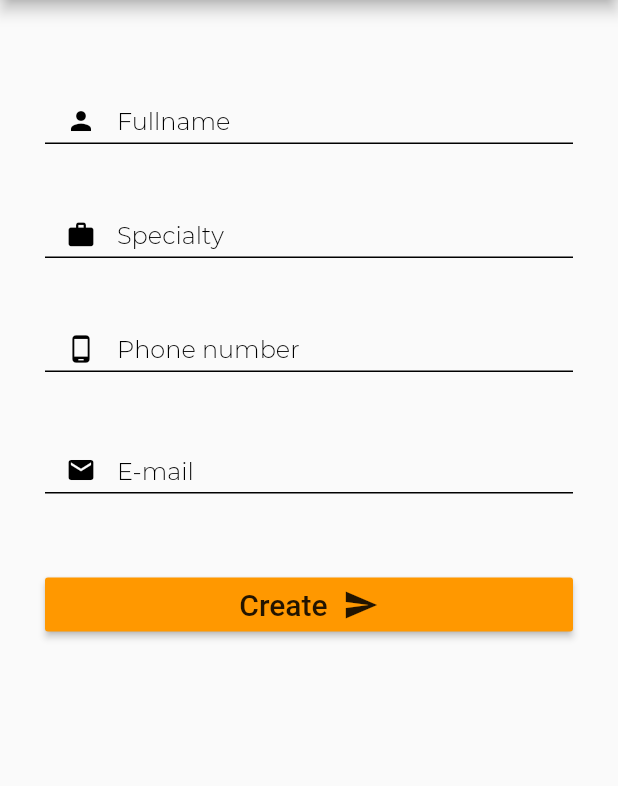
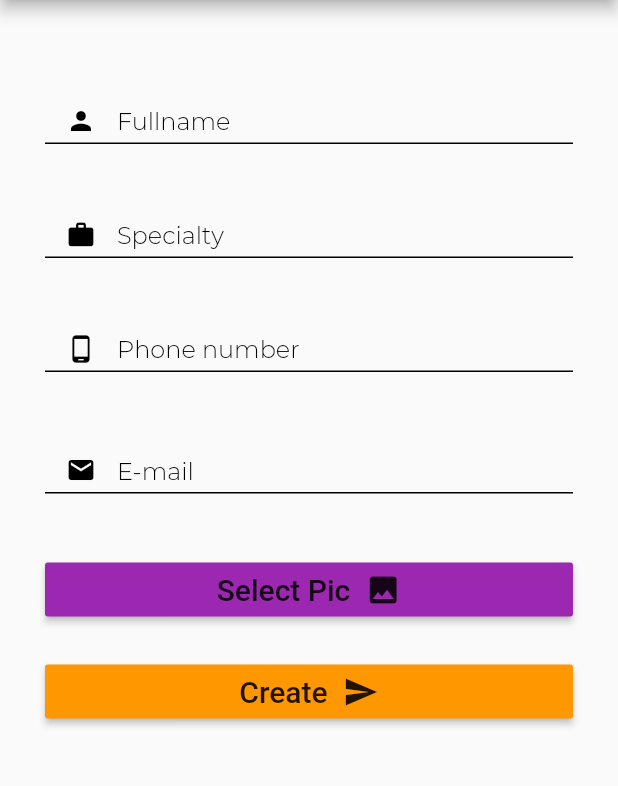
Before and after one commit to Nodenkey/mi_card, a Flutter app: the screen it shows after launch, on a phone screen of 412 x 824 dp, the part 84-870 px from its top. Run offline on Flutter 3.47's test engine with Material 2 defaults, Android fonts, the phone set to English and light mode, and no system bars; our stand-ins replace image_picker.

Commit message:
added edit function

```diff
--- a/lib/pages/details.dart
+++ b/lib/pages/details.dart
@@ -1,4 +1,7 @@
+import 'dart:io';
+
 import 'package:flutter/material.dart';
+import 'package:image_picker/image_picker.dart';
 import 'package:mi_card/pages/display.dart';
 
 class Details extends StatefulWidget {
@@ -17,6 +20,9 @@ class _DetailsState extends State<Details> {
   var job = '';
   var num = '';
   var mail = '';
+  File imageFile;
+
+  var _pic = 'Select Pic';
 
   void onBtnPressed() {
     if (!_formKey.currentState.validate()) {
@@ -26,8 +32,19 @@ class _DetailsState extends State<Details> {
           context,
           MaterialPageRoute(
               builder: (BuildContext context) =>
-                  Display(name, job, num, mail)));
+                  Display(name, job, num, mail, imageFile)));
     }
+  }
+
+  _pickImage(BuildContext context) async {
+    imageFile = await ImagePicker.pickImage(source: ImageSource.gallery);
+    this.setState(() {
+      if (imageFile == null) {
+        print('nothing selected');
+      } else {
+        _pic = 'Pic Selected';
+      }
+    });
   }
 
   @override
@@ -164,7 +181,7 @@ class _DetailsState extends State<Details> {
                       fontFamily: 'Montserrat'),
                   textInputAction: TextInputAction.next,
                   maxLines: 1,
-                  keyboardType: TextInputType.number,
+                  keyboardType: TextInputType.numberWithOptions(signed: true),
                   // gives effect on select of a field
                   enableInteractiveSelection: true,
                   decoration: InputDecoration(
@@ -259,9 +276,30 @@ class _DetailsState extends State<Details> {
                       mail = value;
                       return null;
                     }
-                    }),
+                  },
+                ),
                 SizedBox(
-                  height: 50,
+                  height: 40,
+                ),
+                MaterialButton(
+                  color: Colors.purple,
+                  onPressed: () => _pickImage(context),
+                  child: Row(
+                    mainAxisAlignment: MainAxisAlignment.center,
+                    children: <Widget>[
+                      Text(
+                        _pic,
+                        style: TextStyle(fontSize: 20.0),
+                      ),
+                      SizedBox(
+                        width: 10.0,
+                      ),
+                      Icon(Icons.image)
+                    ],
+                  ),
+                ),
+                SizedBox(
+                  height: 20,
                 ),
                 MaterialButton(
                   onPressed: () => onBtnPressed(),
@@ -279,7 +317,10 @@ class _DetailsState extends State<Details> {
                       Icon(Icons.send)
                     ],
                   ),
-                )
+                ),
+                SizedBox(
+                  height: 50.0,
+                ),
               ],
             ),
           ),
--- a/pubspec.yaml
+++ b/pubspec.yaml
@@ -17,6 +17,7 @@ environment:
   sdk: ">=2.1.0 <3.0.0"
 
 dependencies:
+  image_picker: ^0.6.2+1
   flutter:
     sdk: flutter
 
```
Also changed, not shown: lib/pages/display.dart (+11 -3 lines), pubspec.lock, 12 other files. Lines whose indentation alone changed are shown as unchanged.
